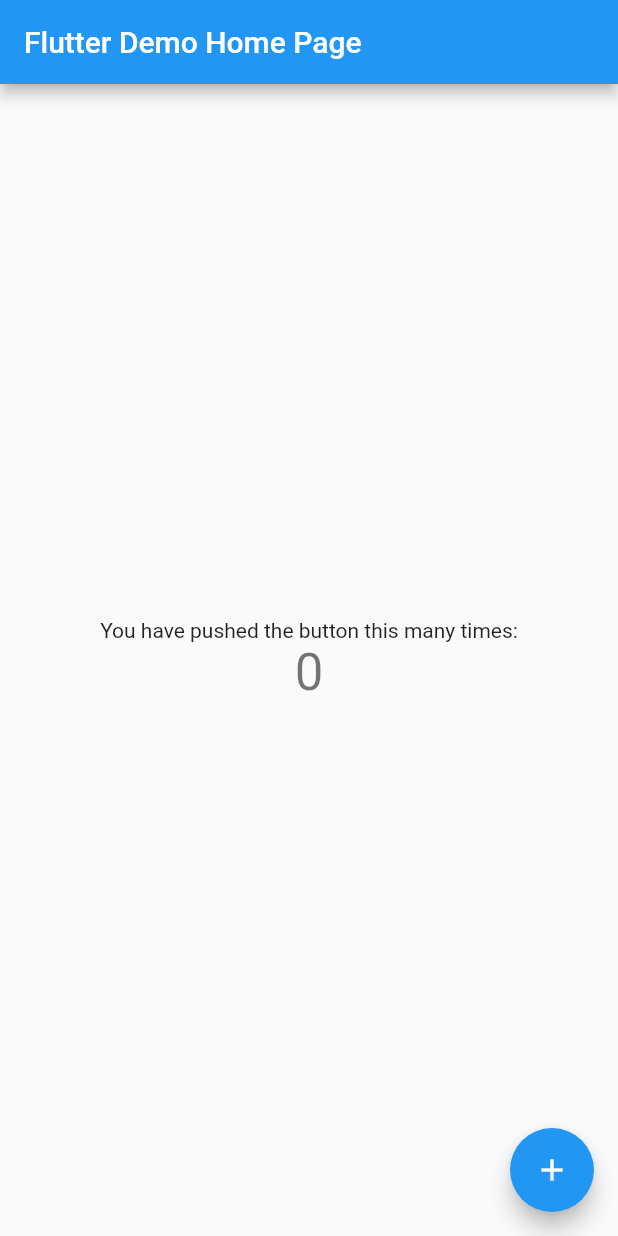
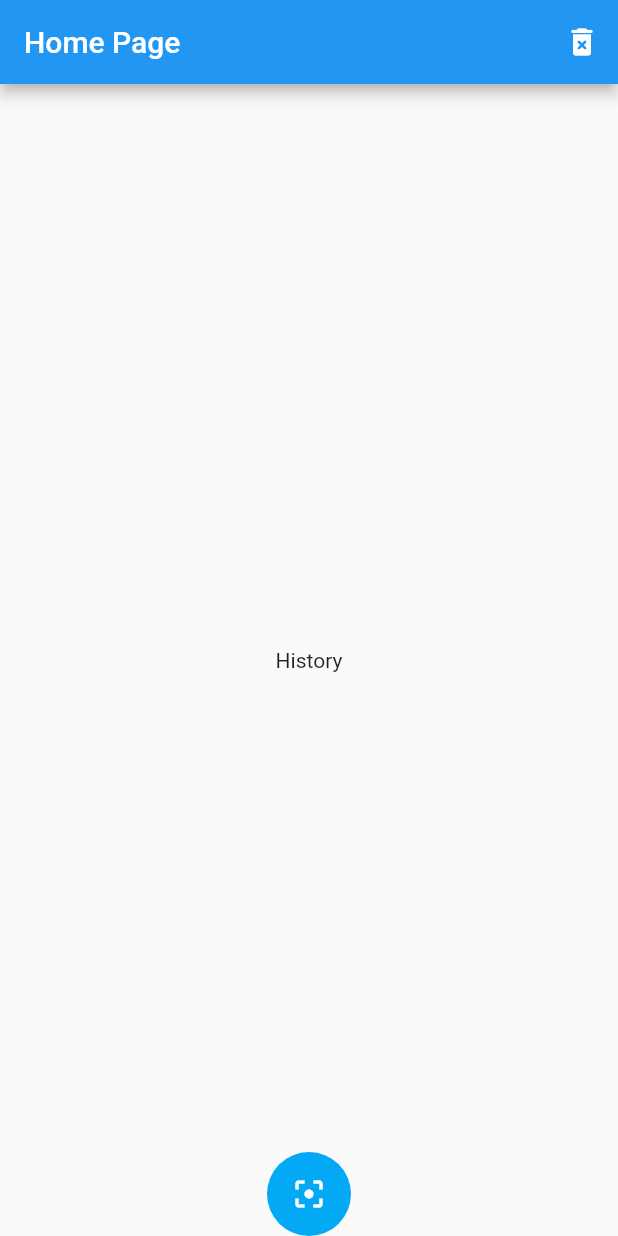
Before and after one commit to anamdiazs/QR_Flutter, a Flutter app: the screen it shows after launch, on a phone screen of 412 x 824 dp. Run offline on Flutter 3.47's test engine with Material 2 defaults, Android fonts, the phone set to English and light mode, and no system bars; our stand-ins replace google_maps_flutter, sqflite; missing offline and left inert: flutter_barcode_scanner; accounts and stored records are empty.

Commit message:
updated content

```diff
--- a/lib/main.dart
+++ b/lib/main.dart
@@ -1,113 +1,33 @@
 import 'package:flutter/material.dart';
+import 'package:provider/provider.dart';
+import 'package:qr_app/pages/home_page.dart';
+import 'package:qr_app/pages/map_page.dart';
+import 'package:qr_app/provider/gestor_provider.dart';
 
-void main() {
-  runApp(MyApp());
-}
-
+void main() => runApp(MyApp());
 class MyApp extends StatelessWidget {
-  // This widget is the root of your application.
   @override
   Widget build(BuildContext context) {
-    return MaterialApp(
-      title: 'Flutter Demo',
-      theme: ThemeData(
-        // This is the theme of your application.
-        //
-        // Try running your application with "flutter run". You'll see the
-        // application has a blue toolbar. Then, without quitting the app, try
-        // changing the primarySwatch below to Colors.green and then invoke
-        // "hot reload" (press "r" in the console where you ran "flutter run",
-        // or simply save your changes to "hot reload" in a Flutter IDE).
-        // Notice that the counter didn't reset back to zero; the application
-        // is not restarted.
-        primarySwatch: Colors.blue,
+    return MultiProvider(
+      providers:[
+        ChangeNotifierProvider(
+          create:(BuildContext context) => GestorProvider(),
+        )
+      ],
+      child: MaterialApp(
+        debugShowCheckedModeBanner: false,
+        title: 'QR App',
+        initialRoute: 'home',
+        routes: {
+          'home': (BuildContext context ) => HomePage(),
+          'maps': (BuildContext context ) => Maps()
+        },
+        theme: ThemeData(
+          primaryColor: Colors.purple,
+          floatingActionButtonTheme: FloatingActionButtonThemeData(
+            elevation:0 , backgroundColor: Colors.lightBlue )
+        ),
       ),
-      home: MyHomePage(title: 'Flutter Demo Home Page'),
     );
   }
 }
-
-class MyHomePage extends StatefulWidget {
-  MyHomePage({Key? key, required this.title}) : super(key: key);
-
-  // This widget is the home page of your application. It is stateful, meaning
-  // that it has a State object (defined below) that contains fields that affect
-  // how it looks.
-
-  // This class is the configuration for the state. It holds the values (in this
-  // case the title) provided by the parent (in this case the App widget) and
-  // used by the build method of the State. Fields in a Widget subclass are
-  // always marked "final".
-
-  final String title;
-
-  @override
-  _MyHomePageState createState() => _MyHomePageState();
-}
-
-class _MyHomePageState extends State<MyHomePage> {
-  int _counter = 0;
-
-  void _incrementCounter() {
-    setState(() {
-      // This call to setState tells the Flutter framework that something has
-      // changed in this State, which causes it to rerun the build method below
-      // so that the display can reflect the updated values. If we changed
-      // _counter without calling setState(), then the build method would not be
-      // called again, and so nothing would appear to happen.
-      _counter++;
-    });
-  }
-
-  @override
-  Widget build(BuildContext context) {
-    // This method is rerun every time setState is called, for instance as done
-    // by the _incrementCounter method above.
-    //
-    // The Flutter framework has been optimized to make rerunning build methods
-    // fast, so that you can just rebuild anything that needs updating rather
-    // than having to individually change instances of widgets.
-    return Scaffold(
-      appBar: AppBar(
-        // Here we take the value from the MyHomePage object that was created by
-        // the App.build method, and use it to set our appbar title.
-        title: Text(widget.title),
-      ),
-      body: Center(
-        // Center is a layout widget. It takes a single child and positions it
-        // in the middle of the parent.
-        child: Column(
-          // Column is also a layout widget. It takes a list of children and
-          // arranges them vertically. By default, it sizes itself to fit its
-          // children horizontally, and tries to be as tall as its parent.
-          //
-          // Invoke "debug painting" (press "p" in the console, choose the
-          // "Toggle Debug Paint" action from the Flutter Inspector in Android
-          // Studio, or the "Toggle Debug Paint" command in Visual Studio Code)
-          // to see the wireframe for each widget.
-          //
-          // Column has various properties to control how it sizes itself and
-          // how it positions its children. Here we use mainAxisAlignment to
-          // center the children vertically; the main axis here is the vertical
-          // axis because Columns are vertical (the cross axis would be
-          // horizontal).
-          mainAxisAlignment: MainAxisAlignment.center,
-          children: <Widget>[
-            Text(
-              'You have pushed the button this many times:',
-            ),
-            Text(
-              '$_counter',
-              style: Theme.of(context).textTheme.headline4,
-            ),
-          ],
-        ),
-      ),
-      floatingActionButton: FloatingActionButton(
-        onPressed: _incrementCounter,
-        tooltip: 'Increment',
-        child: Icon(Icons.add),
-      ), // This trailing comma makes auto-formatting nicer for build methods.
-    );
-  }
-}
--- a/lib/pages/history_page.dart
+++ b/lib/pages/history_page.dart
@@ -0,0 +1,10 @@
+import 'package:flutter/material.dart';
+class HistoryPage extends StatelessWidget {
+
+  @override
+  Widget build(BuildContext context) {
+    return Center(
+      child: Text('History'),
+    );
+  }
+}
--- a/lib/pages/home_page.dart
+++ b/lib/pages/home_page.dart
@@ -1,28 +1,38 @@
 import 'package:flutter/material.dart';
+import 'package:qr_app/pages/directions.dart';
+import 'package:qr_app/pages/history_page.dart';
+import 'package:qr_app/widgets/scan_button.dart';
 
 class HomePage extends StatelessWidget {
-
   @override
   Widget build(BuildContext context) {
     return Scaffold(
       appBar: AppBar(
         title: Text('Home Page'),
         actions: [
-          IconButton(
-            onPressed: (){},
-            icon: Icon(Icons.delete_forever_rounded))
+          IconButton(onPressed: () {}, icon: Icon(Icons.delete_forever_rounded))
         ],
       ),
       body: _HomePageBody(),
-      bottomNavigationBar: CustomNavigationBar(),
+      floatingActionButton: ScanButton(),
+      floatingActionButtonLocation: FloatingActionButtonLocation.centerDocked,
     );
   }
 }
 
 class _HomePageBody extends StatelessWidget {
-
   @override
   Widget build(BuildContext context) {
-    return Container();
+    final option = 0;
+    switch (option) {
+      case 0:
+        return HistoryPage();
+        break;
+      case 1:
+        return DirectionsPage();
+        break;
+      default:
+        return HistoryPage();
+    }
   }
 }
--- /dev/null
+++ b/lib/provider/gestor_provider.dart
@@ -0,0 +1,13 @@
+import 'package:flutter/material.dart';
+
+class GestorProvider extends ChangeNotifier{
+  int _selectedOption = 0;
+  int get selectedOption {
+    return this._selectedOption;
+  }
+
+  set selectedOption(int i) {
+    this._selectedOption = i;
+    notifyListeners();
+  }
+}
--- a/lib/widgets/scan_button.dart
+++ b/lib/widgets/scan_button.dart
@@ -0,0 +1,19 @@
+import 'package:flutter/material.dart';
+import 'package:flutter_barcode_scanner/flutter_barcode_scanner.dart';
+class ScanButton extends StatelessWidget {
+
+  @override
+  Widget build(BuildContext context) {
+    return FloatingActionButton(
+      elevation: 0,
+      child: Icon(Icons.filter_center_focus),
+      onPressed: () async {
+        String barcodeScanRes = await FlutterBarcodeScanner.scanBarcode(
+          'purple',
+          'Cancelar',
+          false,
+          ScanMode.QR);
+      }
+      );
+  }
+}
```
Also changed, not shown: lib/models/scan_model.dart (added, +15 -0 lines), lib/pages/directions.dart (+8 -0 lines), lib/pages/map_page.dart (+9 -0 lines), lib/provider/db_provider.dart (added, +57 -0 lines), lib/provider/scan_list_provider.dart (added).
